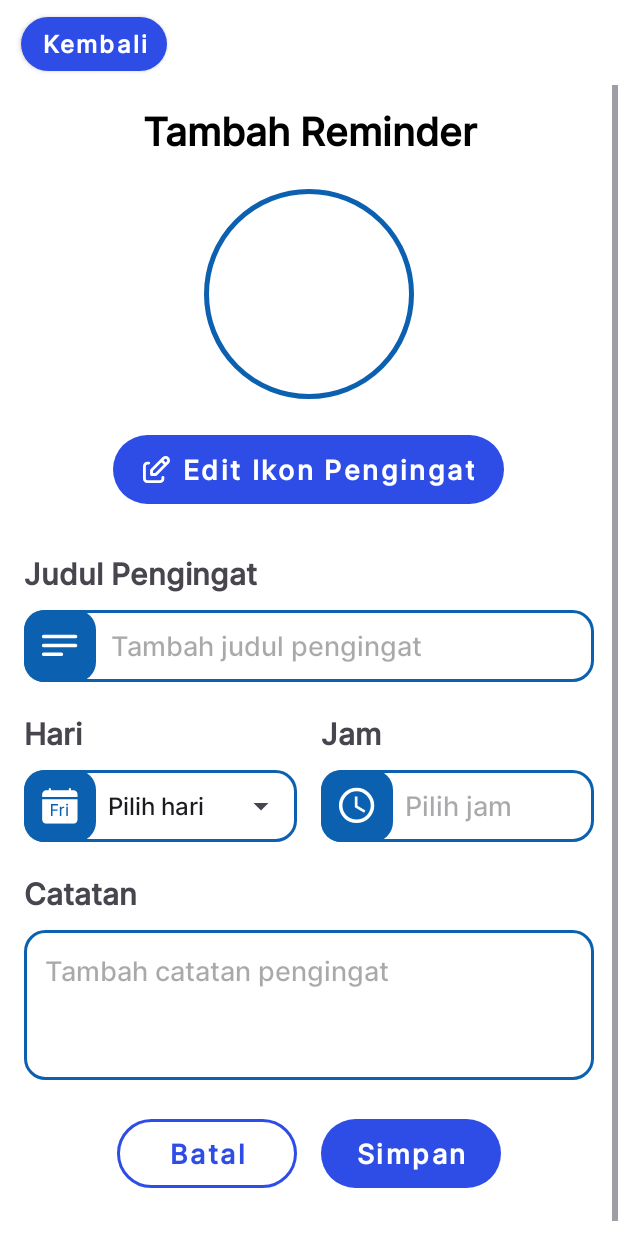
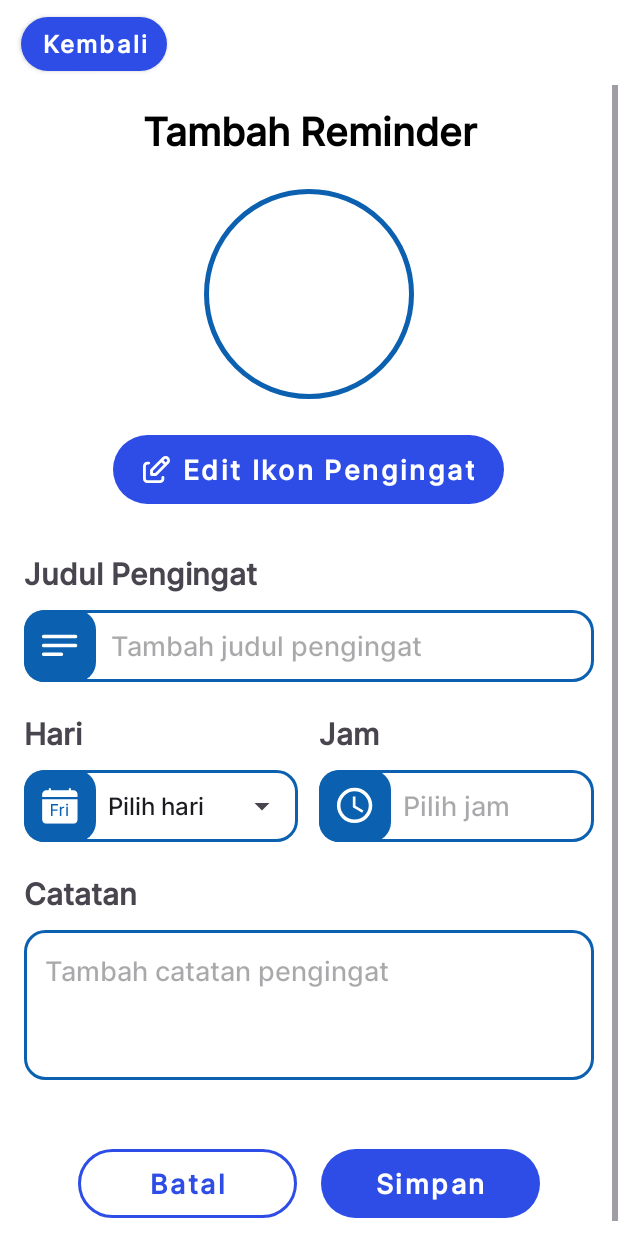
Before and after one commit to shaulascr/AplikasiLansia, an Android app: the AddReminderActivity screen opened directly, with no data from a screen before it, on a phone screen of 412 x 824 dp. Run offline under Robolectric (Android 15) with nearby library versions, the phone set to English and light mode, and no system bars; our stand-ins replace Firebase (no records; nobody signed in at launch, a user with empty details on screens opened directly).

Commit message:
rapihin tensi n button reminder

```diff
--- a/app/src/main/java/com/alya/aplikasilansia/ui/bloodpressure/BloodPressureAdapter.java
+++ b/app/src/main/java/com/alya/aplikasilansia/ui/bloodpressure/BloodPressureAdapter.java
@@ -16,7 +16,11 @@ import java.util.List;
 
 public class BloodPressureAdapter extends RecyclerView.Adapter<BloodPressureAdapter.ViewHolder> {
     private List<BloodPressure> bloodPressureList;
-
+    public void updateList(List<BloodPressure> newItems) {
+        bloodPressureList.clear(); // Clear the existing items
+        bloodPressureList.addAll(newItems);
+        notifyDataSetChanged();
+    }
     public BloodPressureAdapter (List<BloodPressure> bloodPressureList) {
         this.bloodPressureList = bloodPressureList;
     }
--- a/app/src/main/res/layout/activity_add_reminder.xml
+++ b/app/src/main/res/layout/activity_add_reminder.xml
@@ -139,16 +139,16 @@
                                 android:layout_height="wrap_content"
                                 android:layout_centerVertical="true"
                                 android:layout_toEndOf="@id/spinner_icon"
+                                android:entries="@array/day_array"
                                 android:minHeight="48dp"
                                 android:spinnerMode="dropdown"
-                                tools:ignore="TouchTargetSizeCheck"
-                                android:entries="@array/day_array"/>
+                                tools:ignore="TouchTargetSizeCheck" />
                         </RelativeLayout>
 
                     </LinearLayout>
 
                     <Space
-                        android:layout_width="16dp"
+                        android:layout_width="14dp"
                         android:layout_height="match_parent" />
 
                     <LinearLayout
@@ -201,33 +201,45 @@
                     android:minHeight="200dp"
                     android:gravity="top|start" />
 
-                <LinearLayout
+                <androidx.constraintlayout.widget.ConstraintLayout
                     android:layout_width="match_parent"
                     android:layout_height="wrap_content"
-                    android:orientation="horizontal"
-                    android:gravity="center_horizontal"
-                    android:layout_marginBottom="20dp">
-
+                    android:paddingHorizontal="20dp"
+                    android:layout_marginTop="20dp">
 
                     <com.google.android.material.button.MaterialButton
                         android:id="@+id/btn_cancel_reminder"
                         style="@style/CustomWhiteRoundButton"
-                        android:layout_width="120dp"
+                        android:layout_width="0dp"
                         android:layout_height="wrap_content"
+                        android:layout_marginStart="16dp"
                         android:layout_marginEnd="8dp"
+                        android:paddingHorizontal="28dp"
+                        android:text="@string/cancel"
                         android:textSize="18sp"
-                        android:text="@string/cancel"/>
+                        android:textStyle="bold"
+                        app:layout_constraintStart_toStartOf="parent"
+                        app:layout_constraintBottom_toBottomOf="parent"
+                        app:layout_constraintEnd_toStartOf="@+id/btn_create_reminder"
+                        app:layout_constraintHorizontal_weight="1"/>
 
                     <com.google.android.material.button.MaterialButton
                         android:id="@+id/btn_create_reminder"
                         style="@style/CustomBlueRoundButton"
-                        android:layout_width="120dp"
+                        android:layout_width="0dp"
                         android:layout_height="wrap_content"
+                        android:layout_marginStart="8dp"
+                        android:layout_marginEnd="16dp"
+                        android:paddingHorizontal="28dp"
+                        android:text="@string/save"
                         android:textSize="18sp"
-                        android:layout_marginStart="8dp"
-                        android:text="@string/save"/>
+                        android:textStyle="bold"
+                        app:layout_constraintStart_toEndOf="@+id/btn_cancel_reminder"
+                        app:layout_constraintBottom_toBottomOf="parent"
+                        app:layout_constraintEnd_toEndOf="parent"
+                        app:layout_constraintHorizontal_weight="1"/>
 
-                </LinearLayout>
+                </androidx.constraintlayout.widget.ConstraintLayout>
 
             </LinearLayout>
 
```
Also changed, not shown: app/src/main/java/com/alya/aplikasilansia/ui/bloodpressure/BloodPressureActivity.java (+38 -9 lines), app/src/main/res/layout/activity_edit_reminder.xml (+25 -11 lines), app/src/main/res/layout/activity_news_content.xml (+18 -18 lines), app/src/main/res/layout/fragment_edit_health.xml (+24 -13 lines), app/src/main/res/layout/fragment_edit_personal.xml (+24 -13 lines), app/src/main/res/layout/fragment_home.xml (+16 -12 lines), app/src/main/res/layout/item_news.xml (+49 -41 lines).
